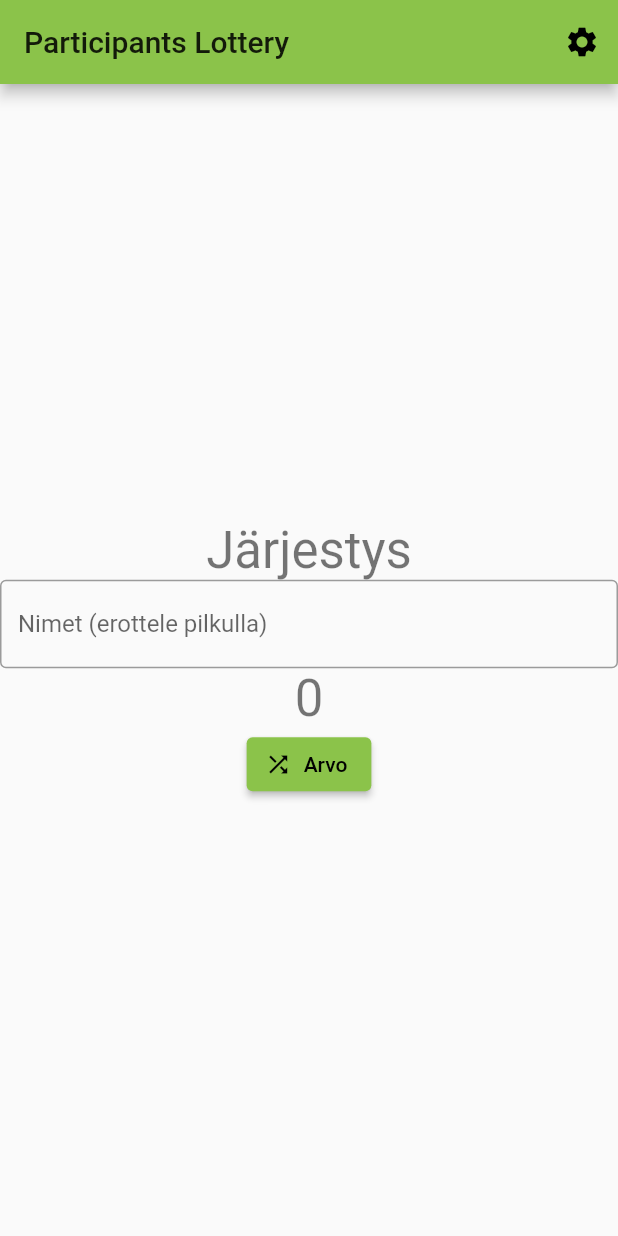
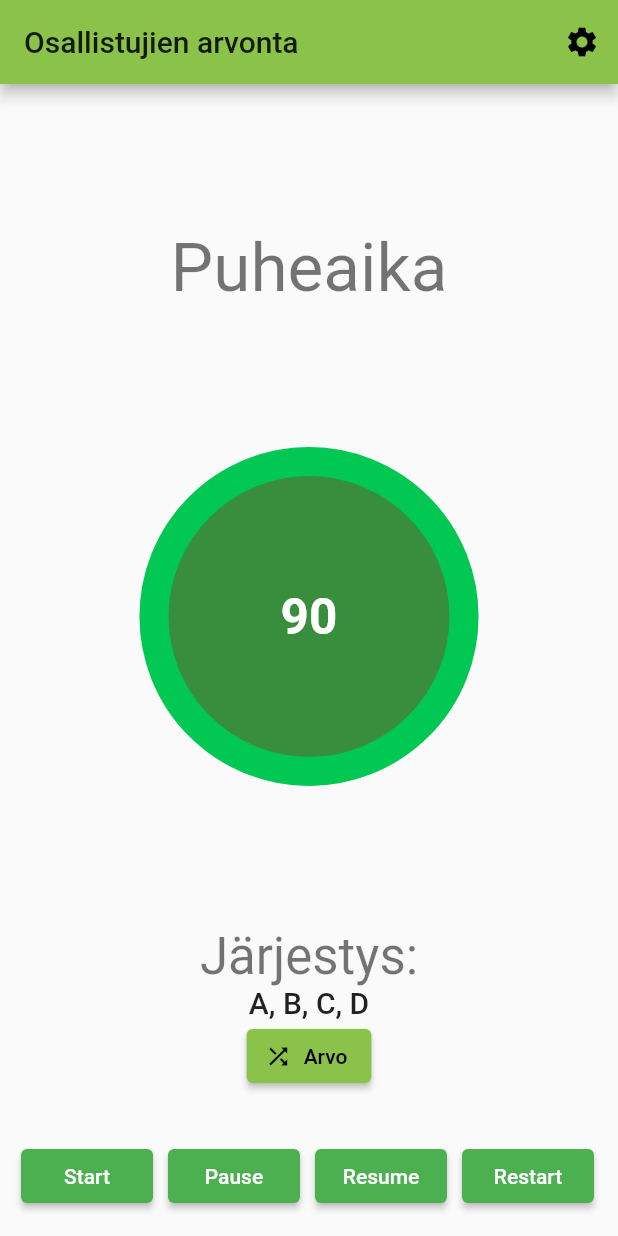
Before and after one commit to areee/flutter_participants_lottery, a Flutter app: the screen it shows after launch, on a phone screen of 412 x 824 dp. Run offline on Flutter 3.47's test engine with Material 2 defaults, Android fonts, the phone set to English and light mode, and no system bars; drawn by our look-alikes of circular_countdown_timer.

Commit message:
Add 'circular_countdown_timer' library & use it in the main.dart (+ remove unnecessary old parts)

```diff
--- a/lib/main.dart
+++ b/lib/main.dart
@@ -1,4 +1,5 @@
 import 'package:flutter/material.dart';
+import 'package:circular_countdown_timer/circular_countdown_timer.dart';
 import 'package:flutter_participants_lottery/lottery_logic.dart' as lottery;
 
 void main() {
@@ -9,11 +10,12 @@ class MyApp extends StatelessWidget {
   @override
   Widget build(BuildContext context) {
     return MaterialApp(
-      title: 'Participants Lottery',
+      debugShowCheckedModeBanner: false,
+      title: 'Osallistujien arvonta',
       theme: ThemeData(
         primarySwatch: Colors.lightGreen,
       ),
-      home: MyHomePage(title: 'Participants Lottery'),
+      home: MyHomePage(title: 'Osallistujien arvonta'),
     );
   }
 }
@@ -28,13 +30,8 @@ class MyHomePage extends StatefulWidget {
 }
 
 class _MyHomePageState extends State<MyHomePage> {
-  int _counter = 0;
-
-  void _incrementCounter() {
-    setState(() {
-      _counter++;
-    });
-  }
+  CountDownController _countDownController = CountDownController();
+  int _duration = 90;
 
   @override
   Widget build(BuildContext context) {
@@ -43,7 +40,7 @@ class _MyHomePageState extends State<MyHomePage> {
         title: Text(widget.title),
         actions: [
           IconButton(
-            onPressed: _incrementCounter, // TODO: replace with a method that starts a Modal Bottom Sheet. E.g.: https://gallery.flutter.dev/#/demo/bottom-sheet
+            onPressed: (){}, // TODO: replace with a method that starts a Modal Bottom Sheet. E.g.: https://gallery.flutter.dev/#/demo/bottom-sheet
             icon: const Icon(Icons.settings),
             tooltip: 'Asetukset',
           )
@@ -54,23 +51,95 @@ class _MyHomePageState extends State<MyHomePage> {
           mainAxisAlignment: MainAxisAlignment.center,
           children: <Widget>[
             Text(
-              'Järjestys',
+              'Puheaika',
+              style: Theme.of(context).textTheme.headline3,
+            ),
+            CircularCountDownTimer(
+                width: MediaQuery.of(context).size.width/2,
+                height: MediaQuery.of(context).size.height/2,
+                duration: _duration,
+                initialDuration: 0,
+                fillColor: Colors.greenAccent[700]!,
+                ringColor: Colors.grey[300]!,
+                controller: _countDownController,
+                ringGradient: null,
+                fillGradient: null,
+                backgroundColor: Colors.green[700],
+                backgroundGradient: null,
+                strokeWidth: 20.0,
+                strokeCap: StrokeCap.round,
+                textStyle: TextStyle(
+                  fontSize: 33.0,
+                  color: Colors.white,
+                  fontWeight: FontWeight.bold),
+                textFormat: CountdownTextFormat.S,
+                isReverse: true,
+                isReverseAnimation: true,
+                isTimerTextShown: true,
+                autoStart: false,
+                onStart: () {
+                  print('Countdown Started');
+                },
+                onComplete: () {
+                  print('Countdown Ended');
+                },
+            ),
+            Text(
+              'Järjestys:',
               style: Theme.of(context).textTheme.headline4,
             ),
-            TextField(
-              decoration: InputDecoration(
-                border: OutlineInputBorder(),
-                hintText: 'Nimet (erottele pilkulla)'
-              ),
+            Text(
+              'A, B, C, D',
+              style: Theme.of(context).textTheme.headline6,
             ),
-            Text(
-              '$_counter',
-              style: Theme.of(context).textTheme.headline4,
-            ),
-            ElevatedButton.icon(onPressed: _incrementCounter, icon: const Icon(Icons.shuffle,size: 18,), label: Text("Arvo"))
+            // TextField(
+            //   decoration: InputDecoration(
+            //     border: OutlineInputBorder(),
+            //     hintText: 'Nimet (erottele pilkulla)'
+            //   ),
+            // ),
+            ElevatedButton.icon(onPressed: (){}, icon: const Icon(Icons.shuffle,size: 18,), label: Text("Arvo"))
           ],
         ),
       ),
+      floatingActionButton: Row(
+        mainAxisAlignment: MainAxisAlignment.center,
+        children: [
+          SizedBox(
+            width: 30,
+          ),
+          _button(title: "Start", onPressed: () => _countDownController.start()),
+          SizedBox(
+            width: 10,
+          ),
+          _button(title: "Pause", onPressed: () => _countDownController.pause()),
+          SizedBox(
+            width: 10,
+          ),
+          _button(title: "Resume", onPressed: () => _countDownController.resume()),
+          SizedBox(
+            width: 10,
+          ),
+          _button(
+              title: "Restart",
+              onPressed: () => _countDownController.restart(duration: _duration))
+        ],
+      ),
     );
   }
+
+  _button({required String title, VoidCallback? onPressed}) {
+    return Expanded(
+        child: ElevatedButton(
+            child: Text(
+              title,
+              style: TextStyle(color: Colors.white),
+            ),
+            onPressed: onPressed,
+            style: ElevatedButton.styleFrom(
+              primary: Colors.green, // background
+              onPrimary: Colors.white, // foreground
+            )
+        ));
+  }
 }
--- a/pubspec.yaml
+++ b/pubspec.yaml
@@ -28,6 +28,7 @@ dependencies:
   # The following adds the Cupertino Icons font to your application.
   # Use with the CupertinoIcons class for iOS style icons.
   cupertino_icons: ^1.0.2
+  circular_countdown_timer: ^0.2.0
 
 dev_dependencies:
   flutter_test:
```
Also changed, not shown: pubspec.lock.
